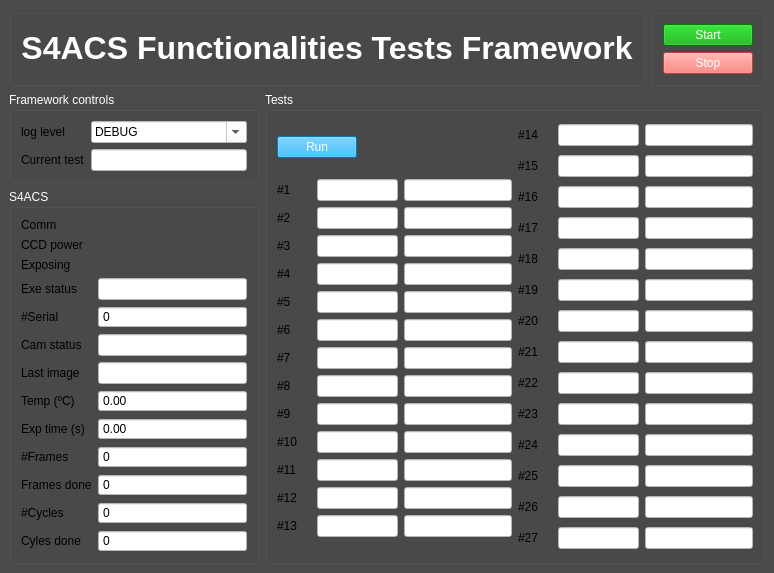
Old version of the form func_tests/gui/gui.ui in the repository dev-LNA/S4CSTP.
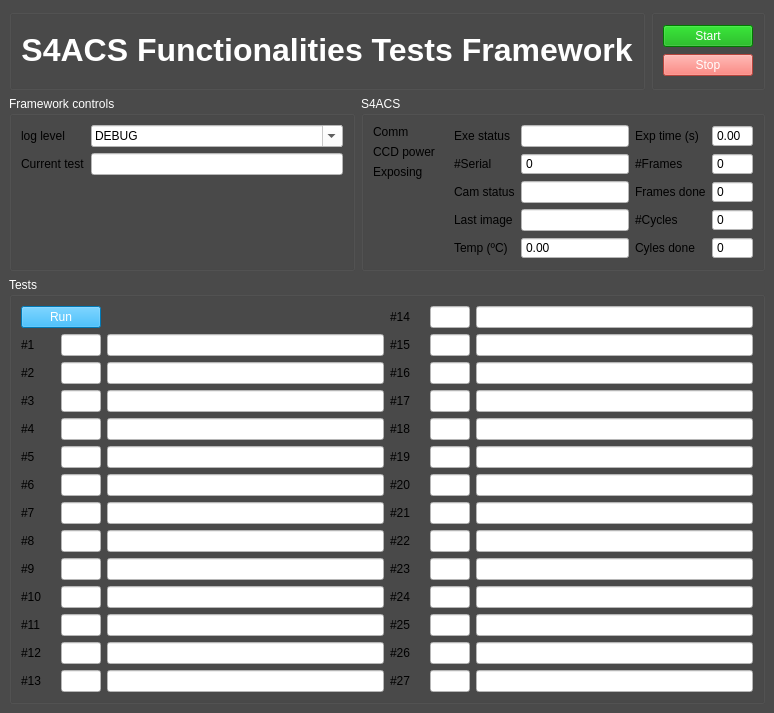
New version of the form.

Diff of the .ui file:
```diff
--- a/func_tests/gui/gui.ui
+++ b/func_tests/gui/gui.ui
@@ -7,7 +7,7 @@
     <x>0</x>
     <y>0</y>
     <width>774</width>
-    <height>555</height>
+    <height>713</height>
    </rect>
   </property>
   <property name="palette">
@@ -542,7 +542,7 @@
      </disabled>
     </palette>
    </property>
-   <layout class="QVBoxLayout" name="verticalLayout_5">
+   <layout class="QVBoxLayout" name="verticalLayout_3">
     <item>
      <layout class="QHBoxLayout" name="horizontalLayout">
       <item>
@@ -1012,9 +1012,7 @@
      </layout>
     </item>
     <item>
-     <layout class="QHBoxLayout" name="horizontalLayout_4">
-      <item>
-       <layout class="QVBoxLayout" name="verticalLayout_3">
+     <layout class="QHBoxLayout" name="horizontalLayout_5">
         <item>
          <widget class="QGroupBox" name="groupBox_3">
           <property name="palette">
@@ -1239,7 +1237,9 @@
           <property name="title">
            <string>S4ACS</string>
           </property>
-          <layout class="QFormLayout" name="formLayout_2">
+        <layout class="QHBoxLayout" name="horizontalLayout_4">
+         <item>
+          <layout class="QFormLayout" name="formLayout_4">
            <item row="0" column="0">
             <widget class="QLabel" name="label_56">
              <property name="text">
@@ -1309,7 +1309,11 @@
              </property>
             </widget>
            </item>
-           <item row="3" column="0">
+          </layout>
+         </item>
+         <item>
+          <layout class="QFormLayout" name="formLayout_3">
+           <item row="0" column="0">
             <widget class="QLabel" name="label_57">
              <property name="text">
               <string>Exe status</string>
@@ -1319,7 +1323,7 @@
              </property>
             </widget>
            </item>
-           <item row="3" column="1">
+           <item row="0" column="1">
             <widget class="QLineEdit" name="s4acs_exe_status">
              <property name="enabled">
               <bool>false</bool>
@@ -1332,7 +1336,7 @@
              </property>
             </widget>
            </item>
-           <item row="4" column="0">
+           <item row="1" column="0">
             <widget class="QLabel" name="label_8">
              <property name="text">
               <string>#Serial</string>
@@ -1342,7 +1346,7 @@
              </property>
             </widget>
            </item>
-           <item row="4" column="1">
+           <item row="1" column="1">
             <widget class="QSpinBox" name="s4acs_serial_number">
              <property name="readOnly">
               <bool>true</bool>
@@ -1355,7 +1359,7 @@
              </property>
             </widget>
            </item>
-           <item row="5" column="0">
+           <item row="2" column="0">
             <widget class="QLabel" name="label_16">
              <property name="text">
               <string>Cam status</string>
@@ -1365,14 +1369,14 @@
              </property>
             </widget>
            </item>
-           <item row="5" column="1">
+           <item row="2" column="1">
             <widget class="QLineEdit" name="s4acs_status">
              <property name="readOnly">
               <bool>true</bool>
              </property>
             </widget>
            </item>
-           <item row="6" column="0">
+           <item row="3" column="0">
             <widget class="QLabel" name="label_17">
              <property name="text">
               <string>Last image</string>
@@ -1382,14 +1386,14 @@
              </property>
             </widget>
            </item>
-           <item row="6" column="1">
+           <item row="3" column="1">
             <widget class="QLineEdit" name="s4acs_last_image">
              <property name="readOnly">
               <bool>true</bool>
              </property>
             </widget>
            </item>
-           <item row="7" column="0">
+           <item row="4" column="0">
             <widget class="QLabel" name="label_5">
              <property name="styleSheet">
               <string notr="true"/>
@@ -1402,7 +1406,7 @@
              </property>
             </widget>
            </item>
-           <item row="7" column="1">
+           <item row="4" column="1">
             <widget class="QDoubleSpinBox" name="s4acs_temperature">
              <property name="readOnly">
               <bool>true</bool>
@@ -1412,7 +1416,11 @@
              </property>
             </widget>
            </item>
-           <item row="8" column="0">
+          </layout>
+         </item>
+         <item>
+          <layout class="QFormLayout" name="formLayout_2">
+           <item row="0" column="0">
             <widget class="QLabel" name="label_18">
              <property name="text">
               <string>Exp time (s)</string>
@@ -1422,7 +1430,7 @@
              </property>
             </widget>
            </item>
-           <item row="8" column="1">
+           <item row="0" column="1">
             <widget class="QDoubleSpinBox" name="s4acs_exptime">
              <property name="readOnly">
               <bool>true</bool>
@@ -1432,7 +1440,7 @@
              </property>
             </widget>
            </item>
-           <item row="9" column="0">
+           <item row="1" column="0">
             <widget class="QLabel" name="label_19">
              <property name="text">
               <string>#Frames</string>
@@ -1442,7 +1450,7 @@
              </property>
             </widget>
            </item>
-           <item row="9" column="1">
+           <item row="1" column="1">
             <widget class="QSpinBox" name="s4acs_frames">
              <property name="readOnly">
               <bool>true</bool>
@@ -1452,7 +1460,7 @@
              </property>
             </widget>
            </item>
-           <item row="10" column="0">
+           <item row="2" column="0">
             <widget class="QLabel" name="label_20">
              <property name="text">
               <string>Frames done</string>
@@ -1462,7 +1470,7 @@
              </property>
             </widget>
            </item>
-           <item row="10" column="1">
+           <item row="2" column="1">
             <widget class="QSpinBox" name="s4acs_frames_done">
              <property name="readOnly">
               <bool>true</bool>
@@ -1472,17 +1480,7 @@
              </property>
             </widget>
            </item>
-           <item row="11" column="0">
-            <widget class="QLabel" name="label_21">
-             <property name="text">
-              <string>#Cycles</string>
-             </property>
-             <property name="text_label" stdset="0">
-              <bool>true</bool>
-             </property>
-            </widget>
-           </item>
-           <item row="11" column="1">
+           <item row="3" column="1">
             <widget class="QSpinBox" name="s4acs_cycles">
              <property name="readOnly">
               <bool>true</bool>
@@ -1492,7 +1490,7 @@
              </property>
             </widget>
            </item>
-           <item row="12" column="0">
+           <item row="4" column="0">
             <widget class="QLabel" name="label_22">
              <property name="text">
               <string>Cyles done</string>
@@ -1502,7 +1500,7 @@
              </property>
             </widget>
            </item>
-           <item row="12" column="1">
+           <item row="4" column="1">
             <widget class="QSpinBox" name="s4acs_cycles_done">
              <property name="readOnly">
               <bool>true</bool>
@@ -1512,6 +1510,18 @@
              </property>
             </widget>
            </item>
+           <item row="3" column="0">
+            <widget class="QLabel" name="label_21">
+             <property name="text">
+              <string>#Cycles</string>
+             </property>
+             <property name="text_label" stdset="0">
+              <bool>true</bool>
+             </property>
+            </widget>
+           </item>
+          </layout>
+         </item>
           </layout>
          </widget>
         </item>
@@ -1626,7 +1636,7 @@
                </property>
                <property name="maximumSize">
                 <size>
-                 <width>81</width>
+               <width>40</width>
                  <height>16777215</height>
                 </size>
                </property>
@@ -1688,7 +1698,7 @@
                </property>
                <property name="maximumSize">
                 <size>
-                 <width>81</width>
+               <width>40</width>
                  <height>16777215</height>
                 </size>
                </property>
@@ -1724,7 +1734,7 @@
                </property>
                <property name="maximumSize">
                 <size>
-                 <width>81</width>
+               <width>40</width>
                  <height>16777215</height>
                 </size>
                </property>
@@ -1770,7 +1780,7 @@
                </property>
                <property name="maximumSize">
                 <size>
-                 <width>81</width>
+               <width>40</width>
                  <height>16777215</height>
                 </size>
                </property>
@@ -1809,7 +1819,7 @@
                </property>
                <property name="maximumSize">
                 <size>
-                 <width>81</width>
+               <width>40</width>
                  <height>16777215</height>
                 </size>
                </property>
@@ -1868,7 +1878,7 @@
                </property>
                <property name="maximumSize">
                 <size>
-                 <width>81</width>
+               <width>40</width>
                  <height>16777215</height>
                 </size>
                </property>
@@ -1917,7 +1927,7 @@
                </property>
                <property name="maximumSize">
                 <size>
-                 <width>81</width>
+               <width>40</width>
                  <height>16777215</height>
                 </size>
                </property>
@@ -1979,7 +1989,7 @@
                </property>
                <property name="maximumSize">
                 <size>
-                 <width>81</width>
+               <width>40</width>
                  <height>16777215</height>
                 </size>
                </property>
@@ -2018,7 +2028,7 @@
                </property>
                <property name="maximumSize">
                 <size>
-                 <width>81</width>
+               <width>40</width>
                  <height>16777215</height>
                 </size>
                </property>
@@ -2067,7 +2077,7 @@
                </property>
                <property name="maximumSize">
                 <size>
-                 <width>81</width>
+               <width>40</width>
                  <height>16777215</height>
                 </size>
                </property>
@@ -2106,7 +2116,7 @@
                </property>
                <property name="maximumSize">
                 <size>
-                 <width>81</width>
+               <width>40</width>
                  <height>16777215</height>
                 </size>
                </property>
@@ -2165,7 +2175,7 @@
                </property>
                <property name="maximumSize">
                 <size>
-                 <width>81</width>
+               <width>40</width>
                  <height>16777215</height>
                 </size>
                </property>
@@ -2224,7 +2234,7 @@
                </property>
                <property name="maximumSize">
                 <size>
-                 <width>81</width>
+               <width>40</width>
                  <height>16777215</height>
                 </size>
                </property>
@@ -2269,7 +2279,7 @@
              </property>
              <property name="maximumSize">
               <size>
-               <width>81</width>
+             <width>40</width>
                <height>16777215</height>
               </size>
              </property>
@@ -2318,7 +2328,7 @@
              </property>
              <property name="maximumSize">
               <size>
-               <width>81</width>
+             <width>40</width>
                <height>16777215</height>
               </size>
              </property>
@@ -2367,7 +2377,7 @@
              </property>
              <property name="maximumSize">
               <size>
-               <width>81</width>
+             <width>40</width>
                <height>16777215</height>
               </size>
              </property>
@@ -2416,7 +2426,7 @@
              </property>
              <property name="maximumSize">
               <size>
-               <width>81</width>
+             <width>40</width>
                <height>16777215</height>
               </size>
              </property>
@@ -2465,7 +2475,7 @@
              </property>
              <property name="maximumSize">
               <size>
-               <width>81</width>
+             <width>40</width>
                <height>16777215</height>
               </size>
              </property>
@@ -2514,7 +2524,7 @@
              </property>
              <property name="maximumSize">
               <size>
-               <width>81</width>
+             <width>40</width>
                <height>16777215</height>
               </size>
              </property>
@@ -2563,7 +2573,7 @@
              </property>
              <property name="maximumSize">
               <size>
-               <width>81</width>
+             <width>40</width>
                <height>16777215</height>
               </size>
              </property>
@@ -2612,7 +2622,7 @@
              </property>
              <property name="maximumSize">
               <size>
-               <width>81</width>
+             <width>40</width>
                <height>16777215</height>
               </size>
              </property>
@@ -2661,7 +2671,7 @@
              </property>
              <property name="maximumSize">
               <size>
-               <width>81</width>
+             <width>40</width>
                <height>16777215</height>
               </size>
              </property>
@@ -2710,7 +2720,7 @@
              </property>
              <property name="maximumSize">
               <size>
-               <width>81</width>
+             <width>40</width>
                <height>16777215</height>
               </size>
              </property>
@@ -2759,7 +2769,7 @@
              </property>
              <property name="maximumSize">
               <size>
-               <width>81</width>
+             <width>40</width>
                <height>16777215</height>
               </size>
              </property>
@@ -2808,7 +2818,7 @@
              </property>
              <property name="maximumSize">
               <size>
-               <width>81</width>
+             <width>40</width>
                <height>16777215</height>
               </size>
              </property>
@@ -2857,7 +2867,7 @@
              </property>
              <property name="maximumSize">
               <size>
-               <width>81</width>
+             <width>40</width>
                <height>16777215</height>
               </size>
              </property>
@@ -2906,7 +2916,7 @@
              </property>
              <property name="maximumSize">
               <size>
-               <width>81</width>
+             <width>40</width>
                <height>16777215</height>
               </size>
              </property>
@@ -2929,8 +2939,6 @@
          </item>
         </layout>
        </widget>
-      </item>
-     </layout>
     </item>
    </layout>
   </widget>
```
Lines whose indentation alone changed are shown as unchanged.
